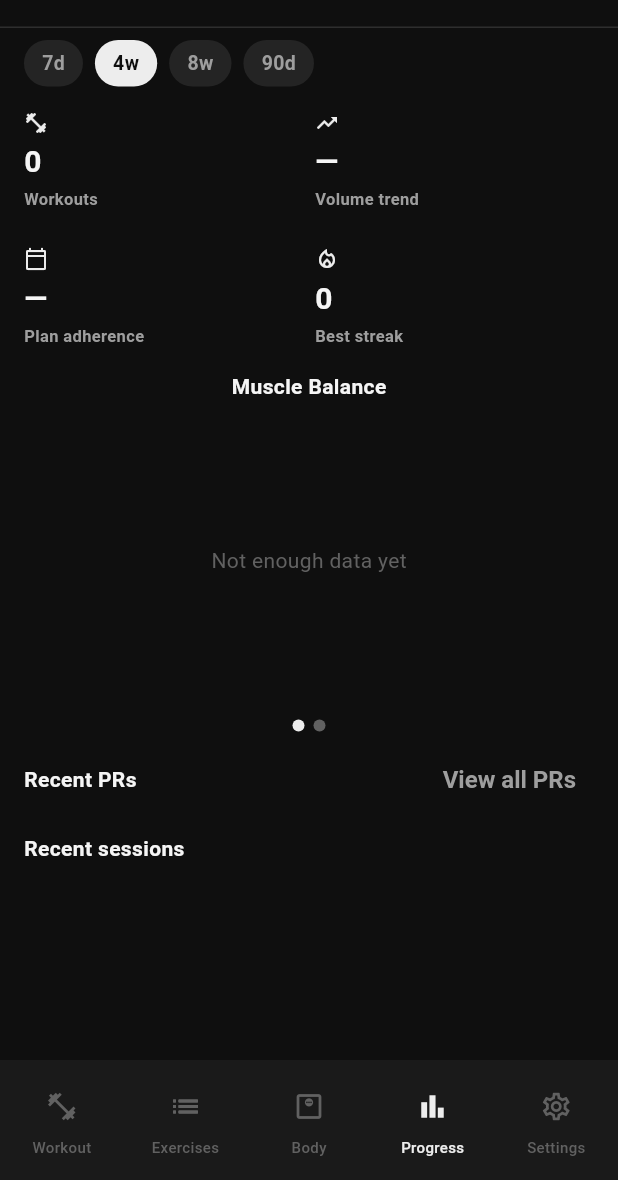
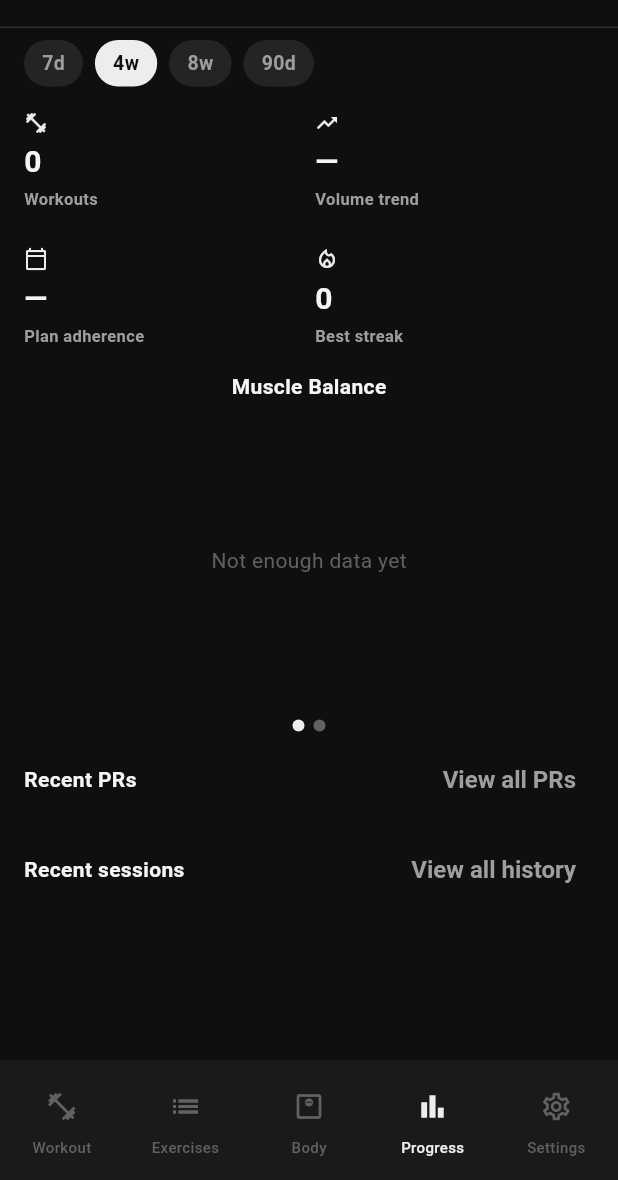
Before and after one commit to BattleBiscuit/prsonal, a Flutter app: the screen it shows after launch, item 4 of the bottom bar chosen, on a phone screen of 412 x 824 dp, the part 56-1236 px from its top. Run offline on Flutter 3.47's test engine with Material 3 defaults, Android fonts, the phone set to English and light mode, and no system bars; our stand-ins replace drift, drift_flutter, file_picker, fl_chart, flutter_local_notifications, flutter_riverpod and 5 more; accounts and stored records are empty; generated files the repository leaves out were written again.

Commit message:
fixed views

```diff
--- a/prsonal_app/lib/router.dart
+++ b/prsonal_app/lib/router.dart
@@ -11,7 +11,6 @@ import 'screens/library_screen.dart';
 import 'screens/plan_edit_screen.dart';
 import 'screens/progress_screen.dart';
 import 'screens/routine_edit_screen.dart';
-import 'screens/routines_screen.dart';
 import 'screens/session_active_screen.dart';
 import 'screens/session_pick_screen.dart';
 import 'screens/settings_screen.dart';
@@ -52,23 +51,16 @@ final routerProvider = Provider<GoRouter>((ref) {
                 builder: (context, state) => const SessionPickScreen(),
                 routes: [
                   GoRoute(
-                    path: 'routines',
-                    name: 'routines',
-                    builder: (context, state) => const RoutinesScreen(),
-                    routes: [
-                      GoRoute(
-                        path: 'new',
+                    path: 'routines/new',
                     name: 'routine-create',
                     builder: (context, state) => const RoutineEditScreen(),
                   ),
                   GoRoute(
-                        path: ':id/edit',
+                    path: 'routines/:id/edit',
                     name: 'routine-edit',
                     builder: (context, state) => RoutineEditScreen(
                       routineId: state.pathParameters['id'],
                     ),
-                      ),
-                    ],
                   ),
                   GoRoute(
                     path: 'plans/new',
@@ -80,20 +72,6 @@ final routerProvider = Provider<GoRouter>((ref) {
                     name: 'plan-edit',
                     builder: (context, state) =>
                         PlanEditScreen(planId: state.pathParameters['id']),
-                  ),
-                  GoRoute(
-                    path: 'history',
-                    name: 'history',
-                    builder: (context, state) => const HistoryScreen(),
-                    routes: [
-                      GoRoute(
-                        path: ':id',
-                        name: 'history-detail',
-                        builder: (context, state) => HistoryDetailScreen(
-                          sessionId: state.pathParameters['id']!,
-                        ),
-                      ),
-                    ],
                   ),
                 ],
               ),
@@ -135,6 +113,20 @@ final routerProvider = Provider<GoRouter>((ref) {
                     name: 'all-prs',
                     builder: (context, state) => const AllPrsScreen(),
                   ),
+                  GoRoute(
+                    path: 'history',
+                    name: 'history',
+                    builder: (context, state) => const HistoryScreen(),
+                    routes: [
+                      GoRoute(
+                        path: ':id',
+                        name: 'history-detail',
+                        builder: (context, state) => HistoryDetailScreen(
+                          sessionId: state.pathParameters['id']!,
+                        ),
+                      ),
+                    ],
+                  ),
                 ],
               ),
             ],
--- a/prsonal_app/lib/screens/progress_screen.dart
+++ b/prsonal_app/lib/screens/progress_screen.dart
@@ -176,6 +176,9 @@ class ProgressScreen extends ConsumerWidget {
             ),
             const SizedBox(height: 8),
             // History preview
+            Row(
+              mainAxisAlignment: MainAxisAlignment.spaceBetween,
+              children: [
                 Text(
                   'Recent sessions',
                   style: TextStyle(
@@ -183,6 +186,12 @@ class ProgressScreen extends ConsumerWidget {
                     fontSize: 14,
                     fontWeight: FontWeight.w600,
                   ),
+                ),
+                TextButton(
+                  onPressed: () => context.goNamed('history'),
+                  child: const Text('View all history'),
+                ),
+              ],
             ),
             const SizedBox(height: 4),
             historyAsync.when(
```
Also changed, not shown: prsonal_app/lib/screens/routines_screen.dart (deleted, +0 -83 lines), 7 other files. Lines whose indentation alone changed are shown as unchanged.
